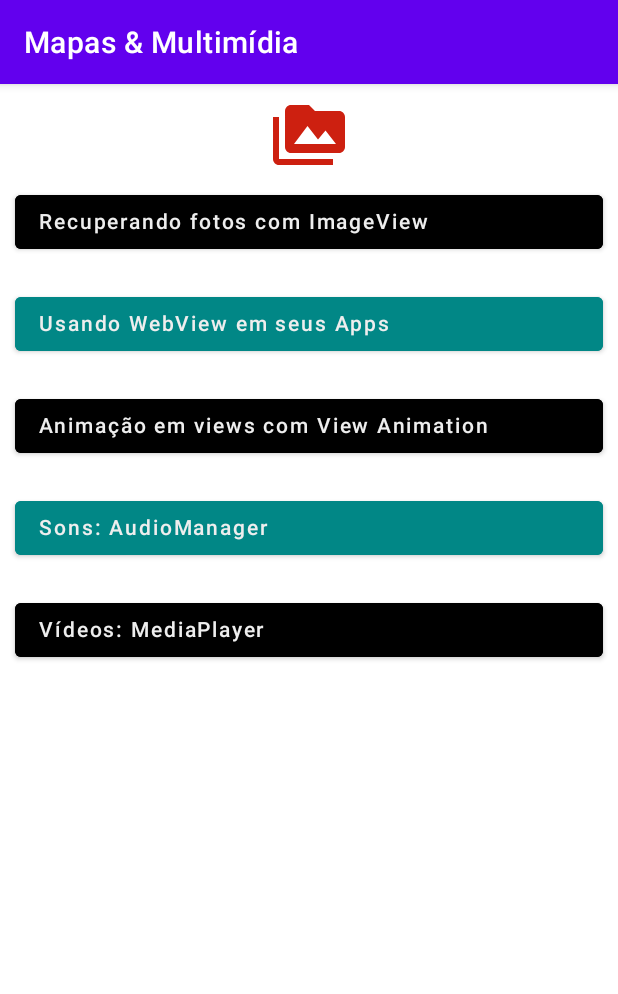
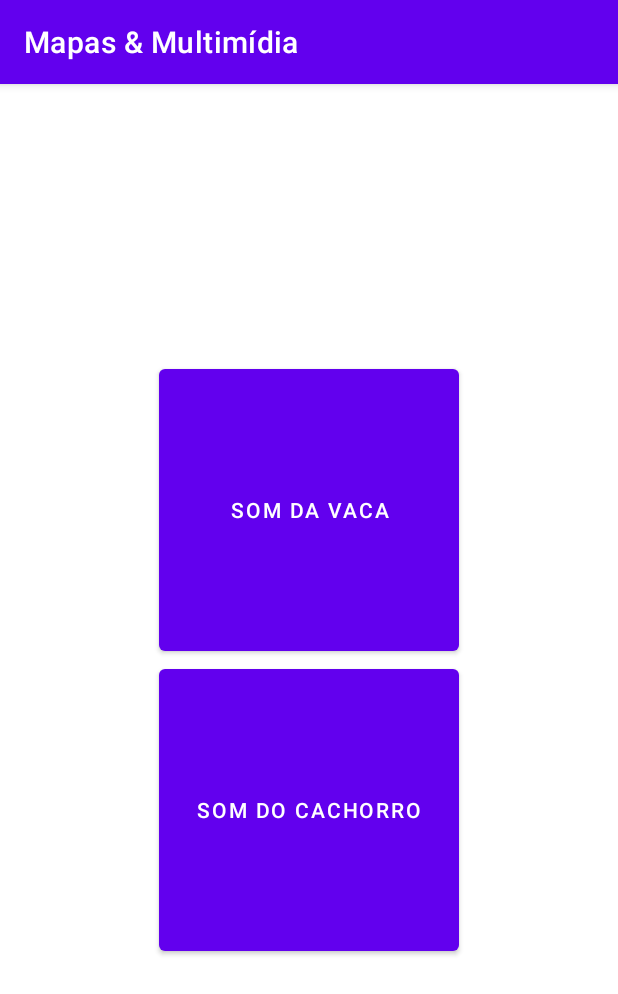
Before and after one commit to flavio-fgjj/MapAndMultimedia, an Android app: the screen it shows after launch (MainActivity before the commit, SonsAudios after it), after a tap on "Sons: AudioManager", on a phone screen of 412 x 824 dp. Shown: the top 994 px of the screen. Run offline under Robolectric (Android 15) with nearby library versions, the light colour scheme and no system bars.

Commit message:
audios exercise finished

```diff
--- a/app/src/main/AndroidManifest.xml
+++ b/app/src/main/AndroidManifest.xml
@@ -17,6 +17,9 @@
         android:supportsRtl="true"
         android:theme="@style/Theme.MapAndMultimedia"
         tools:targetApi="31">
+        <activity
+            android:name=".SonsAudios"
+            android:exported="false" />
         <activity
             android:name=".UsandoWebView"
             android:exported="false" />
--- a/app/src/main/java/com/example/mapandmultimedia/MainActivity.kt
+++ b/app/src/main/java/com/example/mapandmultimedia/MainActivity.kt
@@ -31,7 +31,10 @@ class MainActivity : AppCompatActivity() {
             startActivity(intent)
         }
 
-        binding.btnAudios.setOnClickListener {  }
+        binding.btnAudios.setOnClickListener {
+            val intent = Intent(this, SonsAudios::class.java)
+            startActivity(intent)
+        }
 
         binding.btnVideos.setOnClickListener {  }
     }
--- /dev/null
+++ b/app/src/main/java/com/example/mapandmultimedia/SonsAudios.kt
@@ -0,0 +1,65 @@
+package com.example.mapandmultimedia
+
+import android.annotation.SuppressLint
+import android.media.AudioManager
+import android.media.MediaPlayer
+import androidx.appcompat.app.AppCompatActivity
+import android.os.Bundle
+import android.widget.Toast
+import com.example.mapandmultimedia.databinding.ActivitySonsAudiosBinding
+import java.io.IOException
+
+@SuppressLint("StaticFieldLeak")
+private lateinit var binding: ActivitySonsAudiosBinding
+
+class SonsAudios : AppCompatActivity() {
+    val urlCowAudio = "https://memes.casa/audios/vaca-mugindo.mp3"
+    val mediaPlayer = MediaPlayer()
+    var dog: MediaPlayer? = null
+
+    override fun onCreate(savedInstanceState: Bundle?) {
+        super.onCreate(savedInstanceState)
+
+        binding = ActivitySonsAudiosBinding.inflate(layoutInflater)
+        setContentView(binding.root)
+
+        dog = MediaPlayer.create(this, R.raw.dog)
+        binding.btncow.setOnClickListener {
+            soundCow()
+        }
+
+        binding.btndog.setOnClickListener {
+            soundDog()
+        }
+
+    }
+
+    private fun soundCow() {
+        mediaPlayer.setAudioStreamType(AudioManager.STREAM_MUSIC)
+
+        if (!mediaPlayer.isPlaying) {
+            Toast.makeText(this, "Música Internet", Toast.LENGTH_SHORT).show()
+
+            try {
+                mediaPlayer.setDataSource(urlCowAudio)
+                mediaPlayer.prepare()
+                mediaPlayer.start()
+            } catch (e: IOException) {
+                e.printStackTrace()
+            }
+        } else {
+            try {
+                mediaPlayer.pause()
+                mediaPlayer.stop()
+                mediaPlayer.reset()
+            } catch (e:IOException) {
+                e.printStackTrace()
+            }
+        }
+    }
+
+    fun soundDog() {
+        dog!!.start()
+    }
+
+}
--- /dev/null
+++ b/app/src/main/res/layout/activity_sons_audios.xml
@@ -0,0 +1,22 @@
+<?xml version="1.0" encoding="utf-8"?>
+<LinearLayout xmlns:android="http://schemas.android.com/apk/res/android"
+    xmlns:tools="http://schemas.android.com/tools"
+    android:orientation="vertical"
+    android:gravity="center"
+    android:padding="10dp"
+    android:layout_width="match_parent"
+    android:layout_height="match_parent"
+    tools:context=".SonsAudios">
+
+    <Button
+        android:id="@+id/btncow"
+        android:text="Som da Vaca"
+        android:layout_width="200dp"
+        android:layout_height="200dp" />
+
+    <Button
+        android:id="@+id/btndog"
+        android:text="Som do cachorro"
+        android:layout_width="200dp"
+        android:layout_height="200dp" />
+</LinearLayout>
--- a/build.gradle
+++ b/build.gradle
@@ -2,7 +2,7 @@
 plugins {
     id 'com.android.application' version '7.2.1' apply false
     id 'com.android.library' version '7.2.1' apply false
-    id 'org.jetbrains.kotlin.android' version '1.6.10' apply false
+    id 'org.jetbrains.kotlin.android' version '1.7.10' apply false
 }
 
 task clean(type: Delete) {
```
Also changed, not shown: 2 other files.
